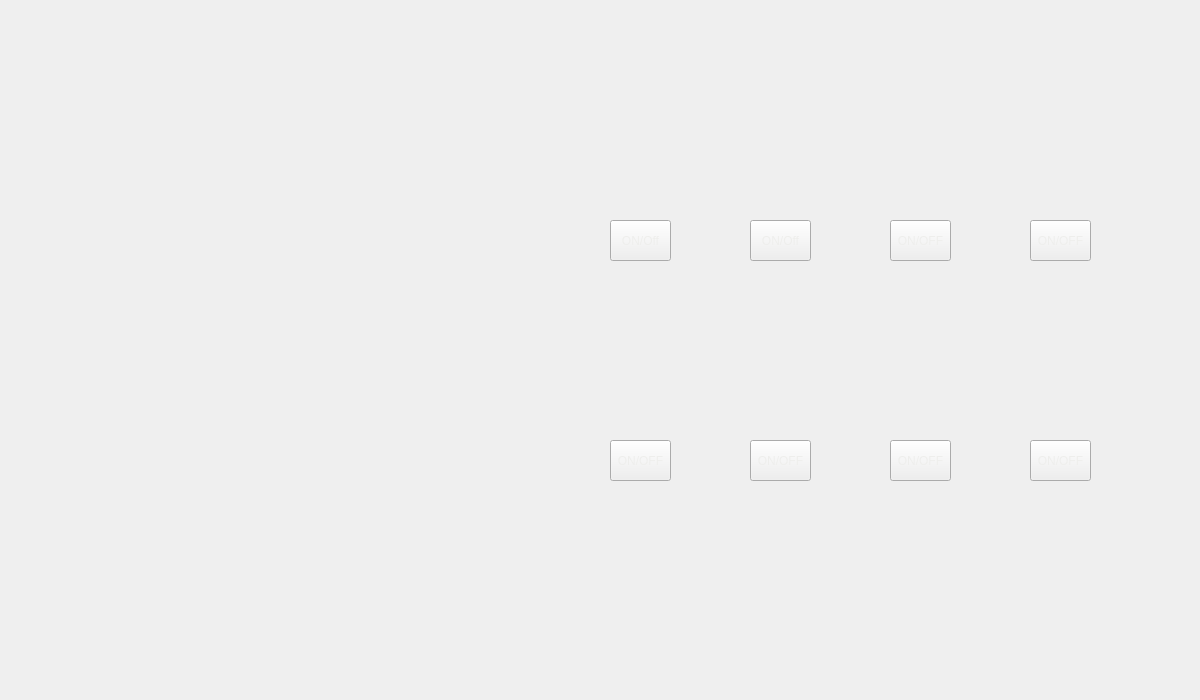
Qt form VirtualIC/mainwindow.ui (CSUSBINSuRE/CSUSB_CarHacking) before a commit.
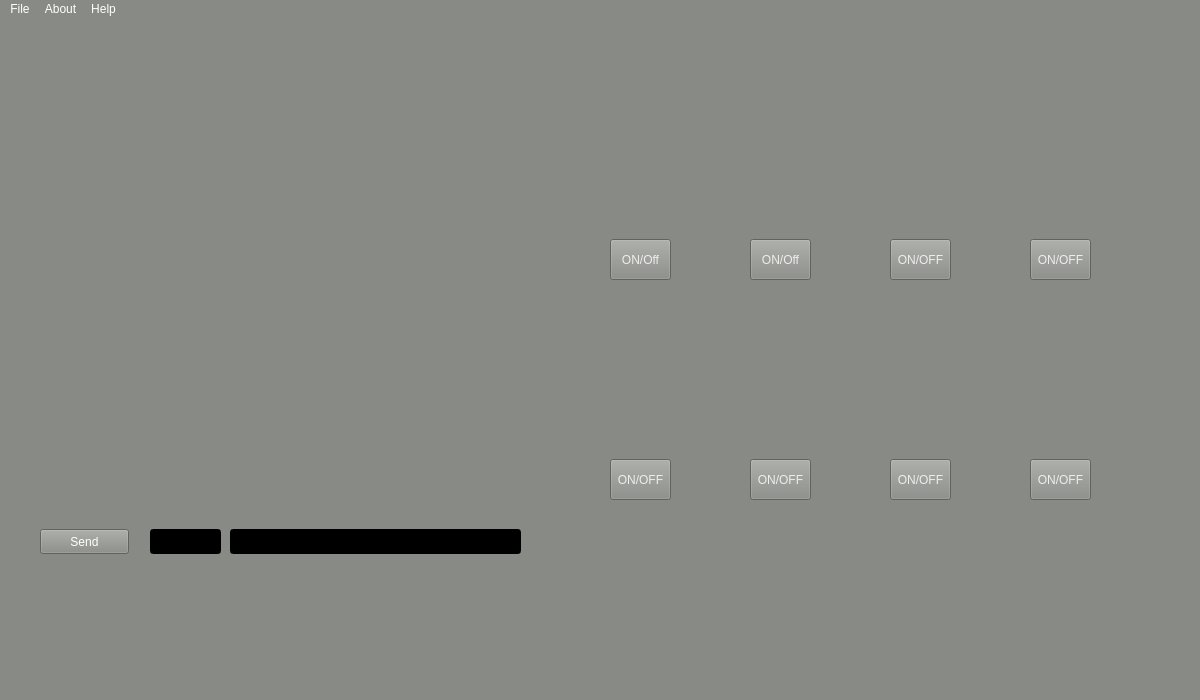
The same form after that commit. Icons and pictures are not drawn.

Commit message: Add Send Function

The edit to the form file:
```diff
--- a/VirtualIC/mainwindow.ui
+++ b/VirtualIC/mainwindow.ui
@@ -17,7 +17,10 @@
    <bool>false</bool>
   </property>
   <property name="styleSheet">
-   <string notr="true">background-image: url(:/images_root/vic_ui_3.png);</string>
+   <string notr="true">background-image: url(:/images_root/vic_ui_3.png);
+background-color: rgb(136, 138, 133);
+selection-background-color: rgb(85, 87, 83);
+color: rgb(255, 255, 255);</string>
   </property>
   <widget class="QWidget" name="centralWidget">
    <widget class="QGraphicsView" name="graphicsView">
@@ -164,6 +167,69 @@
      <string>ON/OFF</string>
     </property>
    </widget>
+   <widget class="QLineEdit" name="lineEdit">
+    <property name="geometry">
+     <rect>
+      <x>230</x>
+      <y>510</y>
+      <width>291</width>
+      <height>25</height>
+     </rect>
+    </property>
+    <property name="toolTip">
+     <string>CAN Frame Data</string>
+    </property>
+    <property name="styleSheet">
+     <string notr="true">background-color: rgb(0, 0, 0);
+selection-background-color: rgb(85, 87, 83);
+color: rgb(255, 255, 255);
+border-color: rgb(0, 0, 0);</string>
+    </property>
+   </widget>
+   <widget class="QPushButton" name="send_Button">
+    <property name="geometry">
+     <rect>
+      <x>40</x>
+      <y>510</y>
+      <width>89</width>
+      <height>25</height>
+     </rect>
+    </property>
+    <property name="styleSheet">
+     <string notr="true">color: rgb(255, 255, 255);</string>
+    </property>
+    <property name="text">
+     <string>Send</string>
+    </property>
+   </widget>
+   <widget class="QLineEdit" name="lineEdit_2">
+    <property name="geometry">
+     <rect>
+      <x>150</x>
+      <y>510</y>
+      <width>71</width>
+      <height>25</height>
+     </rect>
+    </property>
+    <property name="toolTip">
+     <string>Arbitration ID</string>
+    </property>
+    <property name="statusTip">
+     <string/>
+    </property>
+    <property name="accessibleDescription">
+     <string/>
+    </property>
+    <property name="styleSheet">
+     <string notr="true">background-color: rgb(0, 0, 0);
+selection-background-color: rgb(85, 87, 83);
+color: rgb(255, 255, 255);
+border-color: rgb(0, 0, 0);</string>
+    </property>
+    <property name="placeholderText">
+     <string/>
+    </property>
+   </widget>
   </widget>
   <widget class="QMenuBar" name="menuBar">
    <property name="geometry">
@@ -174,6 +240,28 @@
      <height>22</height>
     </rect>
    </property>
+   <widget class="QMenu" name="menuAbout">
+    <property name="title">
+     <string>File</string>
+    </property>
+    <addaction name="actionTerminal"/>
+    <addaction name="actionExit"/>
+   </widget>
+   <widget class="QMenu" name="menuAbout_2">
+    <property name="title">
+     <string>About</string>
+    </property>
+    <addaction name="actionVirtual_IC"/>
+   </widget>
+   <widget class="QMenu" name="menuHelp">
+    <property name="title">
+     <string>Help</string>
+    </property>
+    <addaction name="actionVersion"/>
+   </widget>
+   <addaction name="menuAbout"/>
+   <addaction name="menuAbout_2"/>
+   <addaction name="menuHelp"/>
   </widget>
  </widget>
  <layoutdefault spacing="6" margin="11"/>
```
Left out of the diff: 23 changed lines with no effect on the pictures. The commit also changes 23 other files.
